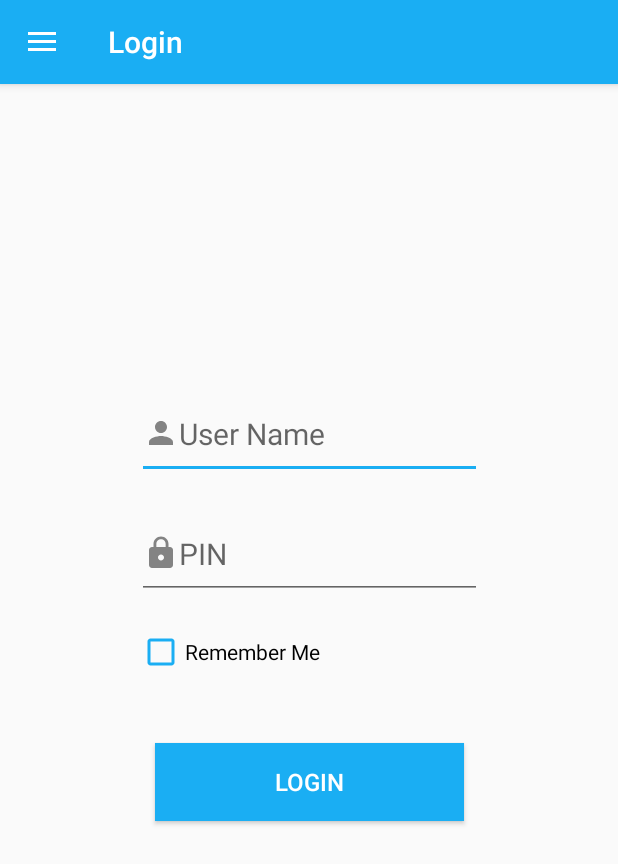
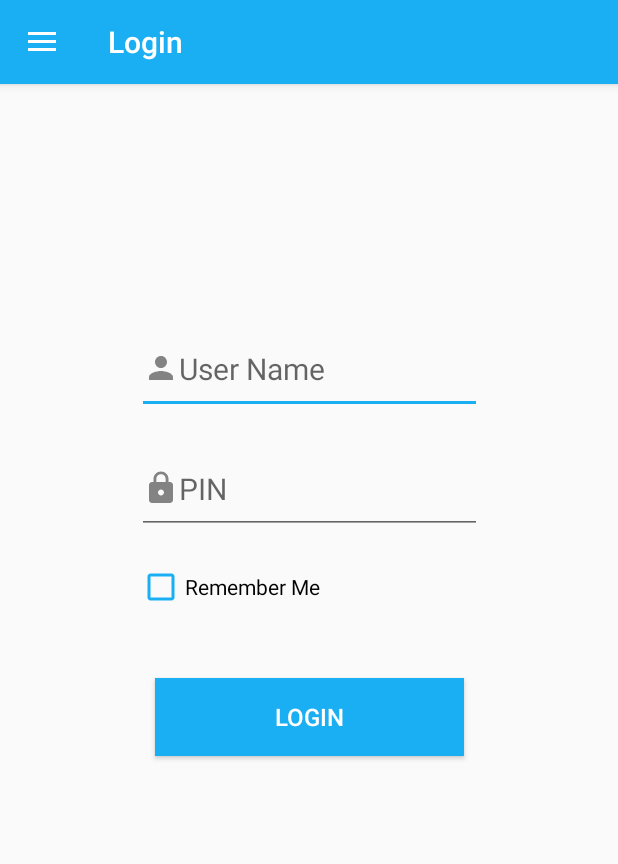
Before and after one commit to Northern-Village-Water-and-Sewage-App/Existing-Git-project, an Android app: the screen it shows after launch (LoginActivity), on a phone screen of 412 x 824 dp. Shown: the top 864 px of the screen. Run offline under Robolectric (Android 15) with nearby library versions, the phone set to English and light mode, and no system bars; our stand-ins replace Volley.

Commit message:
Minor changes.

```diff
--- a/app/src/main/java/com/example/northernvillagewaterandsewageapp/Fragments/LogoutFragment.java
+++ b/app/src/main/java/com/example/northernvillagewaterandsewageapp/Fragments/LogoutFragment.java
@@ -27,14 +27,14 @@ public class LogoutFragment extends AppCompatDialogFragment {
     public Dialog onCreateDialog(@Nullable Bundle savedInstanceState) {
         AlertDialog.Builder builder = new AlertDialog.Builder(getActivity());
         builder.setTitle("")
-                .setMessage("Do you want to logout?")
-                .setNegativeButton("No", new DialogInterface.OnClickListener() {
+                .setMessage(R.string.do_you_want_to_log_out)
+                .setNegativeButton(R.string.no, new DialogInterface.OnClickListener() {
                     @Override
                     public void onClick(DialogInterface dialog, int which) {
                         dismiss();
                     }
                 })
-                .setPositiveButton("Yes", new DialogInterface.OnClickListener() {
+                .setPositiveButton(R.string.yes, new DialogInterface.OnClickListener() {
                     @Override
                     public void onClick(DialogInterface dialog, int which) {
                         goToLogin();
--- a/app/src/main/res/layout/activity_login.xml
+++ b/app/src/main/res/layout/activity_login.xml
@@ -17,7 +17,7 @@
             android:layout_width="230dp"
             android:layout_height="60dp"
             android:layout_gravity="center"
-            android:layout_marginTop="180dp"
+            android:layout_marginTop="160dp"
             android:autofillHints=""
             android:drawableStart="@drawable/ic_action_user_icon"
             android:ems="10"
@@ -29,7 +29,7 @@
             app:layout_constraintHorizontal_bias="0.502"
             app:layout_constraintStart_toStartOf="parent"
             app:layout_constraintTop_toTopOf="parent"
-            app:layout_constraintVertical_bias="0.044" />
+            app:layout_constraintVertical_bias="0.0" />
 
         <EditText
             android:id="@+id/PinText"
```
Also changed, not shown: app/src/main/res/values/strings.xml (line endings or trailing spaces), 1 other file.
